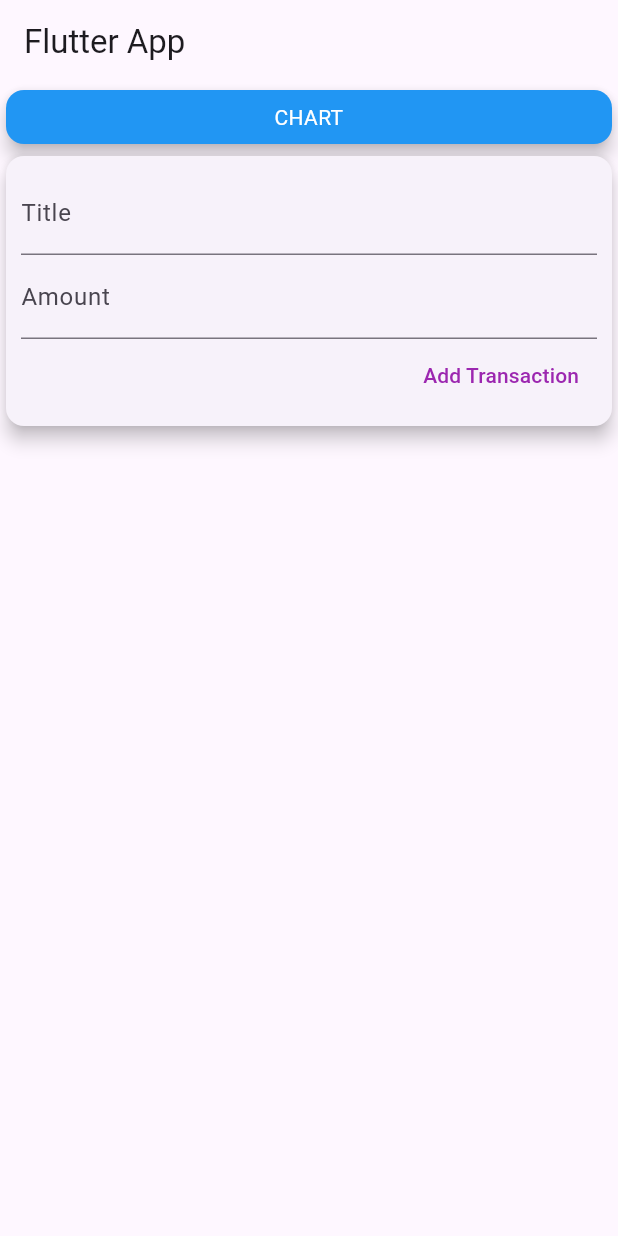
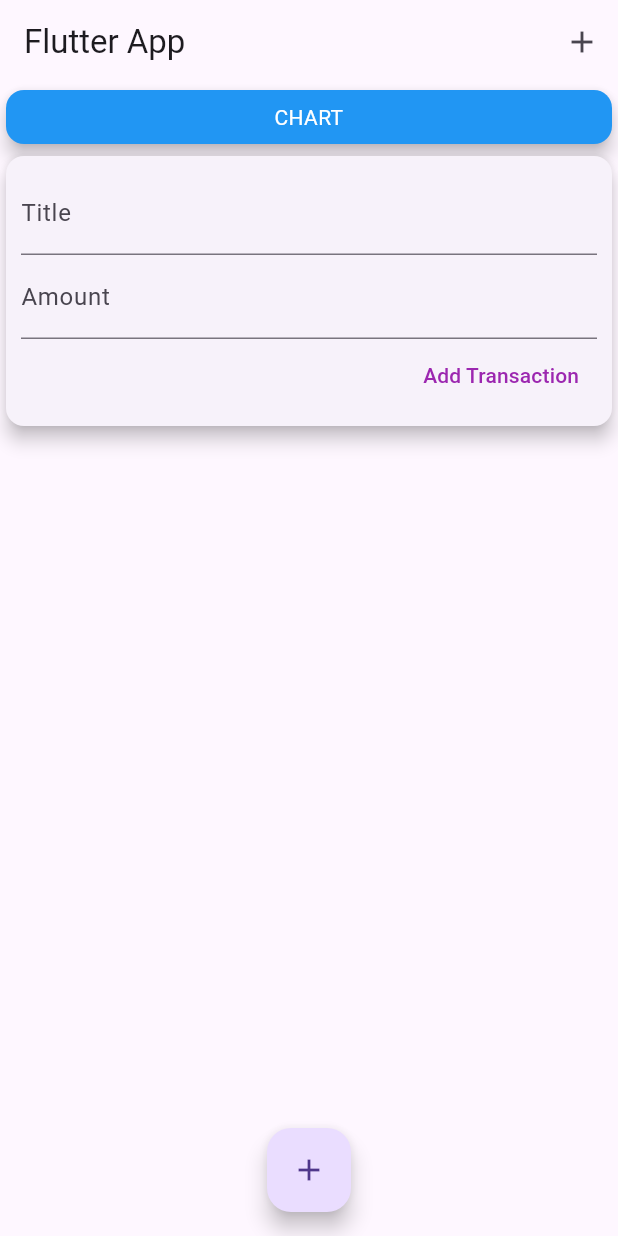
Before and after one commit to Birkity/Expense-planner, a Flutter app: the screen it shows after launch, on a phone screen of 412 x 824 dp. Run offline on Flutter 3.47's test engine with Material 3 defaults, Android fonts, the phone set to English and light mode, and no system bars.

Commit message:
Adding AppBar Buttons & FLoating Action button

```diff
--- a/lib/main.dart
+++ b/lib/main.dart
@@ -27,6 +27,12 @@ class MyHomePage extends StatelessWidget {
     return Scaffold(
       appBar: AppBar(
         title: Text('Flutter App'),
+        actions: [
+          IconButton(
+            icon: const Icon(Icons.add),
+            onPressed: () {},
+          ),
+        ],
       ),
       body: SingleChildScrollView(
         child: Column(
@@ -51,6 +57,9 @@ class MyHomePage extends StatelessWidget {
           ],
         ),
       ),
+      floatingActionButtonLocation: FloatingActionButtonLocation.centerFloat,
+      floatingActionButton:
+          FloatingActionButton(onPressed: () {}, child: const Icon(Icons.add)),
     );
   }
 }
```
